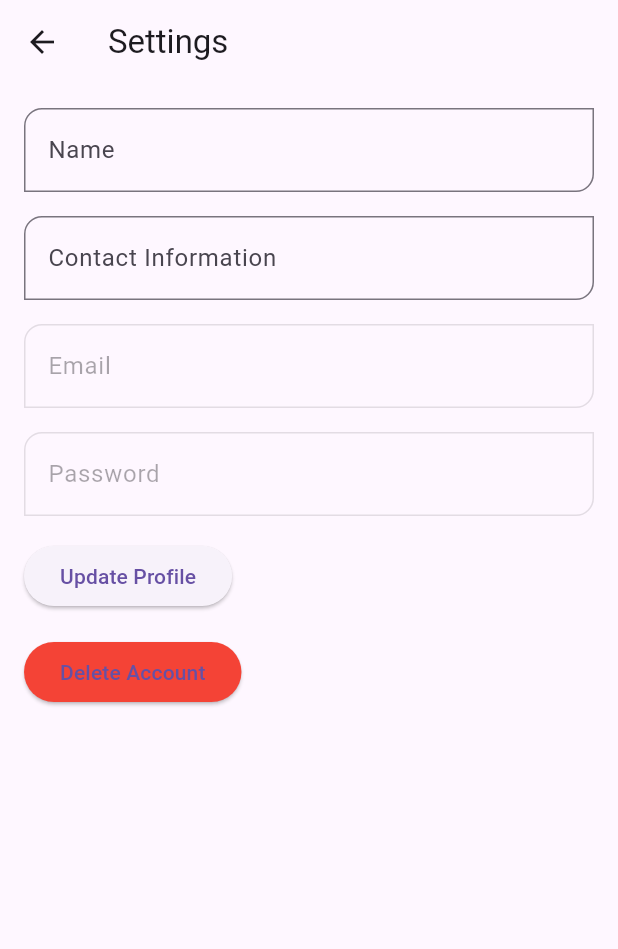
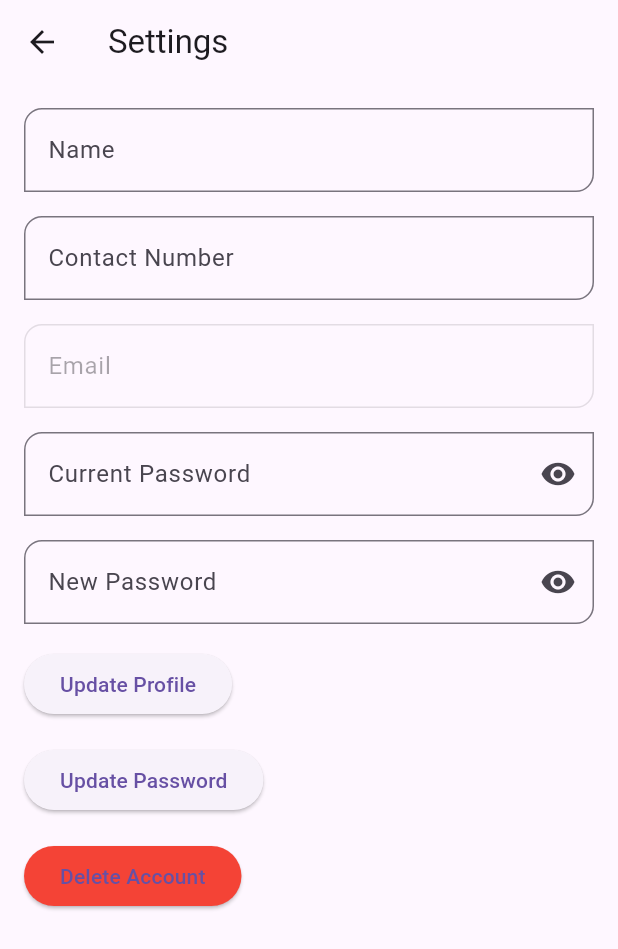
Before and after one commit to JERODIACUNA/GuardianLink, a Flutter app: the HomePage screen opened directly, after a tap on the "menu open" icon, after a tap on "Settings", on a phone screen of 412 x 824 dp. Shown: the top 949 px of the screen. Run offline on Flutter 3.47's test engine with Material 3 defaults, Android fonts, the phone set to English and light mode, and no system bars; our stand-ins replace cloud_firestore, firebase_auth, firebase_core, geolocator, google_maps_flutter, permission_handler; accounts and stored records are empty; network calls fail.

Commit message:
add, change
add toggled obscure text, change contact info = contact num, change openstreetmap to google map

```diff
--- a/lib/edit_profile.dart
+++ b/lib/edit_profile.dart
@@ -17,7 +17,11 @@ class _EditProfilePageState extends State<EditProfilePage> {
   final TextEditingController _nameController = TextEditingController();
   final TextEditingController _emailController = TextEditingController();
   final TextEditingController _passwordController = TextEditingController();
-  final TextEditingController _contactInfoController = TextEditingController();
+  final TextEditingController _contactNumberController =
+      TextEditingController();
+  final TextEditingController _newPasswordController = TextEditingController();
+  bool _obscureTextCurrent = true;
+  bool _obscureTextNew = true;
 
   @override
   void initState() {
@@ -38,8 +42,8 @@ class _EditProfilePageState extends State<EditProfilePage> {
         setState(() {
           _nameController.text = userData['name'];
           _emailController.text = user.email ?? '';
-          _contactInfoController.text =
-              userData['contactInfo'] ?? ''; // Load contact information
+          _contactNumberController.text =
+              userData['contactNumber'] ?? ''; // Load contact number
         });
       }
     }
@@ -49,97 +53,45 @@ class _EditProfilePageState extends State<EditProfilePage> {
     User? user = FirebaseAuth.instance.currentUser;
     if (user != null) {
       try {
-        // Update user's display name
-        await user.updateDisplayName(_nameController.text);
-
-        // Update user information in Firestore
         await FirebaseFirestore.instance
             .collection('Caregivers')
             .doc(user.uid)
             .update({
           'name': _nameController.text,
-          'contactInfo':
-              _contactInfoController.text, // Update contact information
+          'contactNumber': _contactNumberController.text,
         });
 
-        // Call the callback function to update the username in the parent widget
         widget.updateUsername(_nameController.text);
 
-        // Navigate back to home page
-        Navigator.pop(context);
+        ScaffoldMessenger.of(context).showSnackBar(SnackBar(
+          content: Text('Profile updated successfully'),
+          backgroundColor: Colors.green,
+        ));
       } catch (e) {
-        print('Failed to update profile: $e');
-        // Handle error updating profile
+        ScaffoldMessenger.of(context).showSnackBar(SnackBar(
+          content: Text('Failed to update profile: $e'),
+          backgroundColor: Colors.red,
+        ));
       }
     }
   }
 
-  void _deleteAccount() async {
+  void _updatePassword() async {
     User? user = FirebaseAuth.instance.currentUser;
     if (user != null) {
       try {
-        // Prompt the user to enter their email and password for reauthentication
-        showDialog(
-          context: context,
-          builder: (BuildContext context) {
-            return AlertDialog(
-              title: const Text('Reauthentication'),
-              content: Column(
-                mainAxisSize: MainAxisSize.min,
-                children: [
-                  TextField(
-                    controller: _emailController,
-                    decoration: const InputDecoration(labelText: 'Email'),
-                  ),
-                  TextField(
-                    controller: _passwordController,
-                    decoration: const InputDecoration(labelText: 'Password'),
-                    obscureText: true,
-                  ),
-                ],
-              ),
-              actions: [
-                ElevatedButton(
-                  onPressed: () async {
-                    // Perform reauthentication
-                    await user.reauthenticateWithCredential(
-                      EmailAuthProvider.credential(
-                        email: _emailController.text,
-                        password: _passwordController.text,
-                      ),
-                    );
+        AuthCredential credential = EmailAuthProvider.credential(
+            email: user.email!, password: _passwordController.text);
+        await user.reauthenticateWithCredential(credential);
+        await user.updatePassword(_newPasswordController.text);
 
-                    // Delete user from Firebase Authentication
-                    await user.delete();
-
-                    // Delete user data from Firestore
-                    await FirebaseFirestore.instance
-                        .collection('Caregivers')
-                        .doc(user.uid)
-                        .delete();
-
-                    // Close the dialog
-                    Navigator.pop(context);
-
-                    // Navigate to the login screen
-                    Navigator.pushAndRemoveUntil(
-                      context,
-                      MaterialPageRoute(
-                          builder: (context) => const LoginScreen()),
-                      (route) => false,
-                    );
-                  },
-                  child: const Text('Confirm'),
-                ),
-              ],
-            );
-          },
-        );
+        ScaffoldMessenger.of(context).showSnackBar(SnackBar(
+          content: Text('Password updated successfully'),
+          backgroundColor: Colors.green,
+        ));
       } catch (e) {
-        print('Failed to delete account: $e');
-        // Show an error message to the user
         ScaffoldMessenger.of(context).showSnackBar(SnackBar(
-          content: Text('Failed to delete account: $e'),
+          content: Text('Failed to update password: $e'),
           backgroundColor: Colors.red,
         ));
       }
@@ -172,9 +124,9 @@ class _EditProfilePageState extends State<EditProfilePage> {
               ),
               const SizedBox(height: 16.0),
               TextField(
-                controller: _contactInfoController,
+                controller: _contactNumberController,
                 decoration: const InputDecoration(
-                  labelText: 'Contact Information',
+                  labelText: 'Contact Number',
                   border: OutlineInputBorder(
                     borderRadius: BorderRadius.only(
                       topLeft: Radius.circular(12),
@@ -200,22 +152,62 @@ class _EditProfilePageState extends State<EditProfilePage> {
               const SizedBox(height: 16.0),
               TextField(
                 controller: _passwordController,
-                decoration: const InputDecoration(
-                  labelText: 'Password',
+                decoration: InputDecoration(
+                  labelText: 'Current Password',
                   border: OutlineInputBorder(
                     borderRadius: BorderRadius.only(
                       topLeft: Radius.circular(12),
                       bottomRight: Radius.circular(12),
                     ),
                   ),
+                  suffixIcon: IconButton(
+                    icon: Icon(
+                      _obscureTextCurrent
+                          ? Icons.visibility
+                          : Icons.visibility_off,
+                    ),
+                    onPressed: () {
+                      setState(() {
+                        _obscureTextCurrent = !_obscureTextCurrent;
+                      });
+                    },
+                  ),
                 ),
-                obscureText: true,
-                enabled: false, // Make password field uneditable
+                obscureText: _obscureTextCurrent,
+              ),
+              const SizedBox(height: 16.0),
+              TextField(
+                controller: _newPasswordController,
+                decoration: InputDecoration(
+                  labelText: 'New Password',
+                  border: OutlineInputBorder(
+                    borderRadius: BorderRadius.only(
+                      topLeft: Radius.circular(12),
+                      bottomRight: Radius.circular(12),
+                    ),
+                  ),
+                  suffixIcon: IconButton(
+                    icon: Icon(
+                      _obscureTextNew ? Icons.visibility : Icons.visibility_off,
+                    ),
+                    onPressed: () {
+                      setState(() {
+                        _obscureTextNew = !_obscureTextNew;
+                      });
+                    },
+                  ),
+                ),
+                obscureText: _obscureTextNew,
               ),
               const SizedBox(height: 16.0),
               ElevatedButton(
                 onPressed: _updateProfile,
                 child: const Text('Update Profile'),
+              ),
+              const SizedBox(height: 16.0),
+              ElevatedButton(
+                onPressed: _updatePassword,
+                child: const Text('Update Password'),
               ),
               const SizedBox(height: 16.0),
               ElevatedButton(
@@ -231,4 +223,29 @@ class _EditProfilePageState extends State<EditProfilePage> {
       ),
     );
   }
+
+  void _deleteAccount() async {
+    User? user = FirebaseAuth.instance.currentUser;
+    if (user != null) {
+      try {
+        await FirebaseFirestore.instance
+            .collection('Caregivers')
+            .doc(user.uid)
+            .delete();
+
+        await user.delete();
+
+        Navigator.pushAndRemoveUntil(
+          context,
+          MaterialPageRoute(builder: (context) => const LoginScreen()),
+          (route) => false,
+        );
+      } catch (e) {
+        ScaffoldMessenger.of(context).showSnackBar(SnackBar(
+          content: Text('Failed to delete account: $e'),
+          backgroundColor: Colors.red,
+        ));
+      }
+    }
+  }
 }
--- a/lib/homepage.dart
+++ b/lib/homepage.dart
@@ -10,7 +10,7 @@
 import 'package:permission_handler/permission_handler.dart';
 import 'package:geolocator/geolocator.dart';
 import 'dart:async';
-import 'package:webview_flutter/webview_flutter.dart';
+import 'package:google_maps_flutter/google_maps_flutter.dart';
 
 class HomePage extends StatefulWidget {
   const HomePage({Key? key}) : super(key: key);
@@ -23,9 +23,10 @@
   String selectedCategory = ''; // Track the selected category
   String defaultUsername = '';
   String defaultEmail = '';
-  LatLng? _initialCameraPosition;
+  late LatLng _initialCameraPosition =
+      LatLng(0, 0); // Initialize with default value
   late Position _currentPosition;
-  late WebViewController _webView;
+  late GoogleMapController _mapController; // Google Map Controller
 
   @override
   void initState() {
@@ -216,17 +217,28 @@
           ],
         ),
       ),
-      body: _initialCameraPosition == null
+      body: _initialCameraPosition.latitude == 0 &&
+              _initialCameraPosition.longitude == 0
           ? Center(child: CircularProgressIndicator())
-          : WebView(
-              initialUrl:
-                  'https://www.openstreetmap.org/#map=14/${_initialCameraPosition!.latitude}/${_initialCameraPosition!.longitude}',
-              javascriptMode: JavascriptMode.unrestricted,
-              onPageFinished: (String url) {
-                _requestGeolocationPermission();
+          : GoogleMap(
+              initialCameraPosition: CameraPosition(
+                target: _initialCameraPosition,
+                zoom: 14,
+              ),
+              onMapCreated: (GoogleMapController controller) {
+                _mapController = controller;
               },
-              onWebViewCreated: (controller) {
-                _webView = controller;
+              myLocationEnabled: true, // Show user's current location
+              myLocationButtonEnabled:
+                  true, // Enable button to center camera on user's location
+              markers: {
+                Marker(
+                  markerId: MarkerId('currentLocation'),
+                  position: _initialCameraPosition,
+                  infoWindow: InfoWindow(
+                    title: 'Current Location',
+                  ),
+                ),
               },
             ),
     );
@@ -267,22 +279,4 @@
       print(e);
     }
   }
-
-  void _requestGeolocationPermission() async {
-    final String script = '''
-      navigator.geolocation.getCurrentPosition = function(success, error, options) {
-        window.postMessage({ type: 'geolocation', payload: options });
-      };
-    ''';
-
-    await Future.delayed(Duration(milliseconds: 500));
-    await _webView.evaluateJavascript(script);
-  }
 }
-
-class LatLng {
-  final double latitude;
-  final double longitude;
-
-  LatLng(this.latitude, this.longitude);
-}
--- a/lib/sign_up.dart
+++ b/lib/sign_up.dart
@@ -14,7 +14,8 @@ class _SignUpScreenState extends State<SignUpScreen> {
   final TextEditingController _nameController = TextEditingController();
   final TextEditingController _emailController = TextEditingController();
   final TextEditingController _passwordController = TextEditingController();
-  final TextEditingController _contactInfoController = TextEditingController();
+  final TextEditingController _contactNumberController =
+      TextEditingController();
   bool _obscureText = true;
 
   @override
@@ -88,9 +89,9 @@ class _SignUpScreenState extends State<SignUpScreen> {
               ),
               const SizedBox(height: 16.0),
               TextField(
-                controller: _contactInfoController,
+                controller: _contactNumberController,
                 decoration: const InputDecoration(
-                  labelText: 'Contact Information',
+                  labelText: 'Contact Number',
                   border: OutlineInputBorder(
                     borderRadius: BorderRadius.only(
                       topLeft: Radius.circular(12),
@@ -117,8 +118,8 @@ class _SignUpScreenState extends State<SignUpScreen> {
                         .set({
                       'name': _nameController.text,
                       'email': _emailController.text,
-                      'contactInfo': _contactInfoController
-                          .text, // Adding contact information
+                      'contactNumber': _contactNumberController
+                          .text, // Changed to 'contactNumber' in Firestore
                       // Add any other fields you want to store
                     });
 
```
Also changed, not shown: 2 other files.
